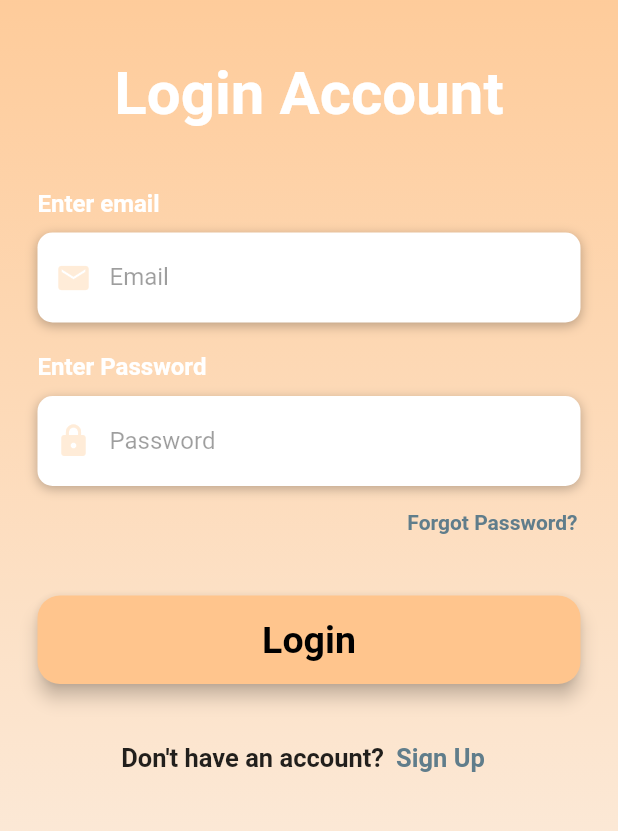
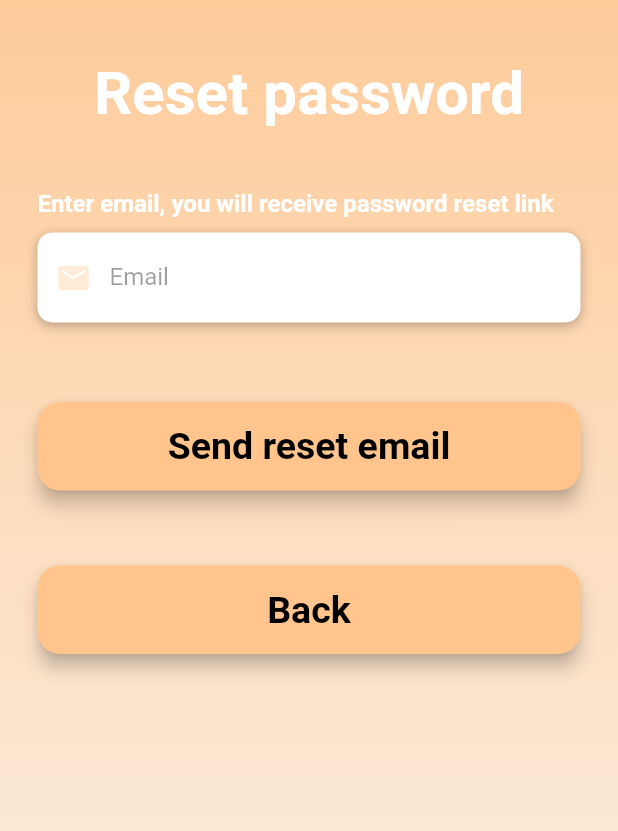
Before and after one commit to JPsobral20/TimeSlice, a Flutter app: the screen it shows after launch, after a tap on "Forgot Password?", on a phone screen of 412 x 824 dp, the part 195-1026 px from its top. Run offline on Flutter 3.47's test engine with Material 2 defaults, Android fonts, the phone set to English and light mode, and no system bars; our stand-ins replace cloud_firestore, curved_navigation_bar, firebase_auth, firebase_core, percent_indicator; missing offline and left inert: dart:ffi; accounts and stored records are empty.

Commit message:
Verify email and forgot password

```diff
--- a/src/lib/Screen/Login/Button/ForgotPasswordButton.dart
+++ b/src/lib/Screen/Login/Button/ForgotPasswordButton.dart
@@ -1,4 +1,5 @@
 import 'package:flutter/material.dart';
+import 'package:projeto/Screen/Login/ForgotPasswordScreen.dart';
 
 
 class ForgotPasswordButton extends StatelessWidget {
@@ -9,7 +10,7 @@ class ForgotPasswordButton extends StatelessWidget {
     return Container(
       alignment: Alignment.centerRight,
       child: TextButton(
-        onPressed: () => print("Forgot Password pressed"),
+        onPressed: () => Navigator.push(context, MaterialPageRoute(builder: (context) => ForgotPasswordScreen())),
         style: TextButton.styleFrom(
           padding: EdgeInsets.only(right: 2),
         ),
--- /dev/null
+++ b/src/lib/Screen/Login/ForgotPasswordScreen.dart
@@ -0,0 +1,154 @@
+import 'dart:async';
+import 'package:firebase_auth/firebase_auth.dart';
+import 'package:flutter/material.dart';
+import 'package:flutter/services.dart';
+import 'package:projeto/Screen/Login/Box/LoginBoxesBuilder.dart';
+import 'package:projeto/Screen/Login/Button/LoginButton.dart';
+import 'package:projeto/Widgets/AppTitle.dart';
+
+
+class ForgotPasswordScreen extends StatefulWidget {
+  @override
+  ForgotPasswordScreenState createState() => ForgotPasswordScreenState();
+}
+
+class ForgotPasswordScreenState extends State<ForgotPasswordScreen> {
+
+  final auth = FirebaseAuth.instance;
+  final emailController = TextEditingController();
+
+  @override
+  void dispose(){
+    emailController.dispose();
+    super.dispose();
+  }
+
+
+  @override
+  Widget build(BuildContext context){
+    return Scaffold(
+        body: AnnotatedRegion<SystemUiOverlayStyle>(
+          value:SystemUiOverlayStyle.light,
+          child: GestureDetector(
+            child: Stack(
+              children: <Widget>[
+                Container(
+                  height: double.infinity,
+                  width: double.infinity,
+                  decoration: BoxDecoration(
+                      gradient: LinearGradient(
+                          begin: Alignment.topCenter,
+                          end: Alignment.bottomCenter,
+                          colors: [
+                            Color(0xffffc58d),
+                            Color(0xccffc58d),
+                            Color(0x99ffc58d),
+                            Color(0x66ffc58d),
+                            Color(0x33ffc58d),
+                          ]
+                      )
+                  ),
+                  child: SingleChildScrollView(
+                    physics: AlwaysScrollableScrollPhysics(),
+                    padding: EdgeInsets.symmetric(
+                      horizontal: 25.0,
+                      vertical: 70.0,
+                    ),
+                    child: Column(
+                      mainAxisAlignment: MainAxisAlignment.center,
+                      children: <Widget>[
+                        AppTitle(size: 50),
+                        SizedBox(height: 40.0),
+                        Text(
+                          "Reset password",
+                          style: TextStyle(
+                              color: Colors.white,
+                              fontSize: 40.0,
+                              fontWeight: FontWeight.bold
+                          ),
+                        ),
+                        SizedBox(height: 40.0),
+                        LoginBoxesBuilder(
+                          textBox: "Enter email, you will receive password reset link",
+                          obscureText: false,
+                          textType: TextInputType.emailAddress,
+                          hintText: "Email",
+                          icon: Icons.email,
+                          controller: emailController,
+                        ),
+                        SizedBox(height: 20.0),
+                        SizedBox(height: 8.0),
+                        LoginButton(
+                          text: "Send reset email",
+                          onPressed: () {
+                            passwordReset();
+                          }
+                        ),
+                        LoginButton(
+                            text: "Back",
+                            onPressed: () {
+                              Navigator.of(context).pop();
+                            }
+                        ),
+                      ],
+                    ),
+                  ),
+                )
+              ],
+            ),
+          ),
+        )
+    );
+  }
+
+  Future passwordReset() async{
+    try{
+      await auth.sendPasswordResetEmail(email: emailController.text.trim());
+      ScaffoldMessenger.of(context).showSnackBar(
+          SnackBar(
+            content: Text('Password reset link sent to ${emailController.text.trim()} ! Please check your email!'),
+            backgroundColor: Colors.blue,
+            behavior: SnackBarBehavior.floating,
+          )
+      );
+    } on FirebaseAuthException catch (e) {
+      if (e.code == 'user-not-found') {
+        ScaffoldMessenger.of(context).showSnackBar(
+            SnackBar(
+              content: Text('User not found'),
+              backgroundColor: Colors.redAccent,
+              behavior: SnackBarBehavior.floating,
+            )
+        );
+      }
+      else if (e.code == 'invalid-email'){
+        ScaffoldMessenger.of(context).showSnackBar(
+            SnackBar(
+              content: Text('Invalid email'),
+              backgroundColor: Colors.redAccent,
+              behavior: SnackBarBehavior.floating,
+            )
+        );
+      }
+      else if (e.code == 'unknown') {
+        ScaffoldMessenger.of(context).showSnackBar(
+            SnackBar(
+              content: Text('Invalid credentials'),
+              backgroundColor: Colors.redAccent,
+              behavior: SnackBarBehavior.floating,
+            )
+        );
+      }
+      else {
+        ScaffoldMessenger.of(context).showSnackBar(
+            SnackBar(
+              content: Text(e.code),
+              backgroundColor: Colors.redAccent,
+              behavior: SnackBarBehavior.floating,
+            )
+        );
+      }
+    }
+  }
+
+}
--- a/src/lib/Screen/Login/LoginScreen.dart
+++ b/src/lib/Screen/Login/LoginScreen.dart
@@ -20,7 +20,7 @@ class LoginScreen extends StatefulWidget{
 
 class LoginScreenState extends State<LoginScreen>{
 
-  final mailController = TextEditingController();
+  final emailController = TextEditingController();
   final passwordController = TextEditingController();
 
   @override
@@ -73,7 +73,7 @@ class LoginScreenState extends State<LoginScreen>{
                           textType: TextInputType.emailAddress,
                           hintText: "Email",
                           icon: Icons.email,
-                          controller: mailController,
+                          controller: emailController,
                       ),
                       SizedBox(height: 20.0),
                       LoginBoxesBuilder(
@@ -124,7 +124,7 @@ class LoginScreenState extends State<LoginScreen>{
     try {
       UserCredential userCredential = await FirebaseAuth.instance
           .signInWithEmailAndPassword(
-        email: mailController.text,
+        email: emailController.text,
         password: passwordController.text,
       );
       if (userCredential != null) {
@@ -144,7 +144,7 @@ class LoginScreenState extends State<LoginScreen>{
       else if (e.code == 'wrong-password') {
         ScaffoldMessenger.of(context).showSnackBar(
           SnackBar(
-            content: Text('wrong password'),
+            content: Text('Wrong password'),
             backgroundColor: Colors.redAccent,
             behavior: SnackBarBehavior.floating,
           )
@@ -153,7 +153,7 @@ class LoginScreenState extends State<LoginScreen>{
       else if (e.code == 'invalid-email'){
         ScaffoldMessenger.of(context).showSnackBar(
           SnackBar(
-            content: Text('invalid email'),
+            content: Text('Invalid email'),
             backgroundColor: Colors.redAccent,
             behavior: SnackBarBehavior.floating,
           )
@@ -162,7 +162,7 @@ class LoginScreenState extends State<LoginScreen>{
       else if (e.code == 'unknown'){
         ScaffoldMessenger.of(context).showSnackBar(
           SnackBar(
-            content: Text('invalid credentials'),
+            content: Text('Invalid credentials'),
             backgroundColor: Colors.redAccent,
             behavior: SnackBarBehavior.floating,
           )
--- a/src/lib/Screen/SignIn/SignInScreen.dart
+++ b/src/lib/Screen/SignIn/SignInScreen.dart
@@ -1,3 +1,6 @@
+import 'dart:async';
+import 'dart:ffi';
+
 import 'package:cloud_firestore/cloud_firestore.dart';
 import 'package:firebase_auth/firebase_auth.dart';
 import 'package:flutter/material.dart';
@@ -5,10 +8,10 @@ import 'package:flutter/services.dart';
 import 'package:projeto/Screen/Login/Box/LoginBoxesBuilder.dart';
 import 'package:projeto/Screen/Login/Button/SignInButton.dart';
 import 'package:projeto/Screen/NavigationBar.dart';
+import 'package:projeto/Screen/SignIn/VerifyEmailScreen.dart';
 import 'package:projeto/UserModel.dart';
 import 'package:projeto/Widgets/AppTitle.dart';
 import 'package:projeto/Screen/Login/Button/LoginButton.dart';
-import 'package:projeto/Widgets/SnackBarMessage.dart';
 
 
 class SignInScreen extends StatefulWidget {
@@ -17,7 +20,7 @@ class SignInScreen extends StatefulWidget {
 }
 
 class SignInScreenState extends State<SignInScreen>{
-  final mailController = TextEditingController();
+  final emailController = TextEditingController();
   final passwordController = TextEditingController();
 
   @override
@@ -70,7 +73,7 @@ class SignInScreenState extends State<SignInScreen>{
                           textType: TextInputType.emailAddress,
                           hintText: "Email",
                           icon: Icons.email,
-                          controller: mailController,
+                          controller: emailController,
                         ),
                         SizedBox(height: 20.0),
                         LoginBoxesBuilder(
@@ -81,9 +84,7 @@ class SignInScreenState extends State<SignInScreen>{
                           icon: Icons.lock,
                           controller: passwordController,
                         ),
-                        Padding(
-                          padding: EdgeInsets.only(top: 18),
-                        ),
+                        SizedBox(height: 18.0),
                         LoginButton(
                           text: "Sign Up",
                           onPressed: () async {
@@ -127,7 +128,7 @@ class SignInScreenState extends State<SignInScreen>{
 
   static Future createUser({required String uid, required String email}) async{
     final docUser = FirebaseFirestore.instance.collection("Users").doc();
-    final user = UserModel(id: docUser.id, uid: uid, email: email, totalTime: 0, currTime: 0);
+    final user = UserModel(id: docUser.id, uid: uid, email: email, totalTime: 0, currTime: 0, products: []);
     final json = user.toJson();
     await docUser.set(json);
   }
@@ -136,26 +137,17 @@ class SignInScreenState extends State<SignInScreen>{
   signIn() async {
     try {
       UserCredential userCredential = await FirebaseAuth.instance.createUserWithEmailAndPassword(
-        email: mailController.text,
+        email: emailController.text,
         password: passwordController.text,
       );
       if (userCredential != null) {
-        Navigator.pushReplacement(context, MaterialPageRoute(builder: (context) => NavigatorBar()));
+        Navigator.pushReplacement(context, MaterialPageRoute(builder: (context) => VerifyEmailScreen()));
       }
     } on FirebaseAuthException catch (e) {
       if (e.code == 'weak-password') {
         ScaffoldMessenger.of(context).showSnackBar(
           SnackBar(
             content: Text('password must have more than 5 characters'),
-            backgroundColor: Colors.redAccent,
-            behavior: SnackBarBehavior.floating,
-          )
-        );
-      }
-      else if (e.code == 'wrong-password') {
-        ScaffoldMessenger.of(context).showSnackBar(
-          SnackBar(
-            content: Text('wrong password'),
             backgroundColor: Colors.redAccent,
             behavior: SnackBarBehavior.floating,
           )
--- a/src/lib/UserModel.dart
+++ b/src/lib/UserModel.dart
@@ -4,6 +4,7 @@ class UserModel{
   int? totalTime = 0;
   int? currTime = 0;
   String uid;
+  List<String>? products;
 
   UserModel({
     required this.id,
@@ -11,6 +12,7 @@ class UserModel{
     this.totalTime,
     this.currTime,
     required this.uid,
+    this.products,
   });
 
 
@@ -20,6 +22,7 @@ class UserModel{
     'totalTime' : totalTime,
     'currTime' : currTime,
     'uid': uid,
+    'products' : products,
   };
 
 
@@ -29,6 +32,7 @@ class UserModel{
     totalTime: json['totalTime'] as int,
     currTime: json['currTime'] as int,
     uid: json['uid'] as String,
+    products: json['products'] as List<String>,
   );
 
 }
```
Also changed, not shown: src/lib/Screen/SignIn/VerifyEmailScreen.dart (added, +120 -0 lines).
